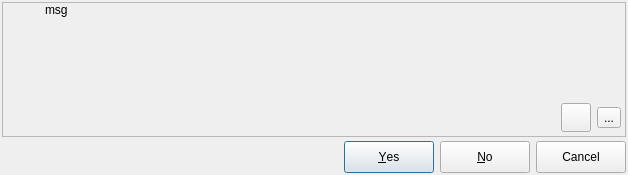
Qt form libpgmodeler_ui/ui/messagebox.ui (pgmodeler/pgmodeler) before a commit.
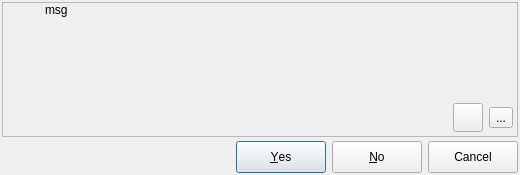
The same form after that commit. Icons and pictures are not drawn.

Commit message:
More improvements on model validation warning. Added the button "Validate".
Added support for custom icons on message box

Patch:
```diff
--- a/libpgmodeler_ui/ui/messagebox.ui
+++ b/libpgmodeler_ui/ui/messagebox.ui
@@ -9,7 +9,7 @@
    <rect>
     <x>0</x>
     <y>0</y>
-    <width>628</width>
+    <width>520</width>
     <height>175</height>
    </rect>
   </property>
```
Left out of the diff: 12 changed lines with no effect on the pictures. The commit also changes 5 other files.
